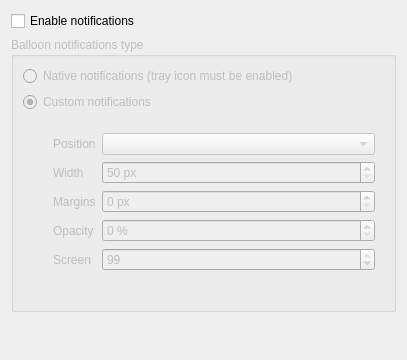
Qt form src/librssguard/gui/settings/settingsnotifications.ui (martinrotter/rssguard) before a commit.
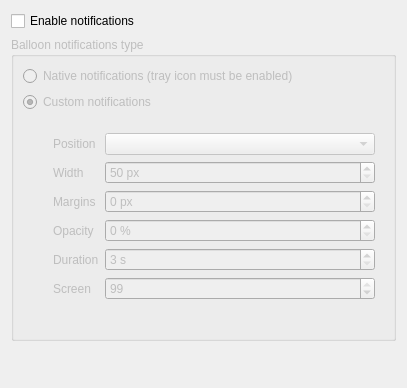
The same form after that commit. Custom widgets are drawn as their Qt base class.

```diff
--- a/src/librssguard/gui/settings/settingsnotifications.ui
+++ b/src/librssguard/gui/settings/settingsnotifications.ui
@@ -7,7 +7,7 @@
     <x>0</x>
     <y>0</y>
     <width>407</width>
-    <height>360</height>
+    <height>388</height>
    </rect>
   </property>
   <layout class="QFormLayout" name="formLayout">
@@ -119,7 +119,7 @@
            </property>
           </widget>
          </item>
-         <item row="4" column="0">
+         <item row="5" column="0">
           <widget class="QLabel" name="label_2">
            <property name="text">
             <string>Screen</string>
@@ -129,14 +129,14 @@
            </property>
           </widget>
          </item>
-         <item row="4" column="1">
+         <item row="5" column="1">
           <widget class="QSpinBox" name="m_sbScreen">
            <property name="value">
             <number>99</number>
            </property>
           </widget>
          </item>
-         <item row="5" column="1">
+         <item row="6" column="1">
           <widget class="QLabel" name="m_lblScreenInfo">
            <property name="text">
             <string/>
@@ -163,6 +163,29 @@
            </property>
           </widget>
          </item>
+         <item row="4" column="1">
+          <widget class="QSpinBox" name="m_sbDuration">
+           <property name="suffix">
+            <string extracomment="Seconds."> s</string>
+           </property>
+           <property name="minimum">
+            <number>3</number>
+           </property>
+           <property name="maximum">
+            <number>100</number>
+           </property>
+          </widget>
+         </item>
+         <item row="4" column="0">
+          <widget class="QLabel" name="label_6">
+           <property name="text">
+            <string>Duration</string>
+           </property>
+           <property name="buddy">
+            <cstring>m_sbDuration</cstring>
+           </property>
+          </widget>
+         </item>
         </layout>
        </widget>
       </item>
```
Left out of the diff: 2 changed lines with no effect on the pictures.
